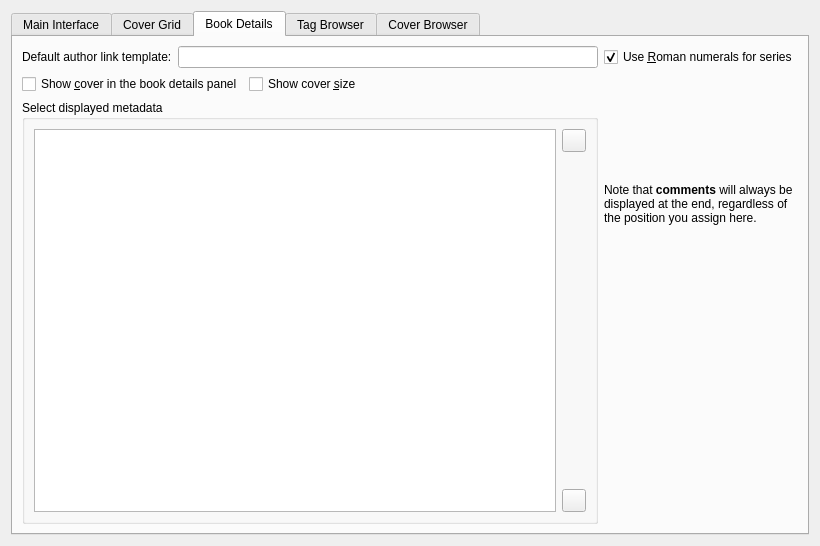
First picture: the form in src/calibre/gui2/preferences/look_feel.ui, repository kovidgoyal/calibre, before the edit.
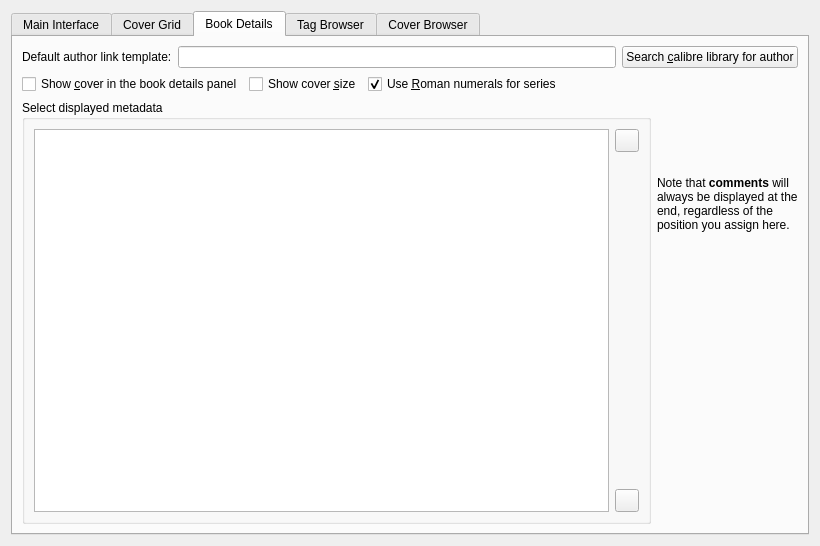
Second picture: the form after the edit. The open tabs and pages were chosen to show the change. Icons and pictures are not drawn. Custom widgets are drawn as their Qt base class.

```diff
--- a/src/calibre/gui2/preferences/look_feel.ui
+++ b/src/calibre/gui2/preferences/look_feel.ui
@@ -623,16 +623,6 @@
          </property>
         </widget>
        </item>
-       <item row="0" column="1">
-        <widget class="QCheckBox" name="opt_use_roman_numerals_for_series_number">
-         <property name="text">
-          <string>Use &amp;Roman numerals for series</string>
-         </property>
-         <property name="checked">
-          <bool>true</bool>
-         </property>
-        </widget>
-       </item>
        <item row="2" column="0" rowspan="2">
         <widget class="QGroupBox" name="groupBox">
          <property name="title">
@@ -684,31 +674,6 @@
          </layout>
         </widget>
        </item>
-       <item row="0" column="0">
-        <layout class="QHBoxLayout">
-         <item>
-          <widget class="QLabel" name="label">
-           <property name="text">
-            <string>Default author link template:</string>
-           </property>
-           <property name="buddy">
-            <cstring>opt_default_author_link</cstring>
-           </property>
-          </widget>
-         </item>
-         <item>
-          <widget class="QLineEdit" name="opt_default_author_link">
-           <property name="toolTip">
-            <string>&lt;p&gt;Enter a template to be used to create a link for
-an author in the books information dialog. This template will
-be used when no link has been provided for the author using
-Manage Authors. You can use the values {author} and
-{author_sort}, and any template function.</string>
-           </property>
-          </widget>
-         </item>
-        </layout>
-       </item>
        <item row="1" column="0" colspan="2">
         <layout class="QHBoxLayout">
          <item>
@@ -728,6 +693,16 @@
            </property>
           </widget>
          </item>
+         <item>
+          <widget class="QCheckBox" name="opt_use_roman_numerals_for_series_number">
+           <property name="text">
+            <string>Use &amp;Roman numerals for series</string>
+           </property>
+           <property name="checked">
+            <bool>true</bool>
+           </property>
+          </widget>
+         </item>
          <item>
           <spacer name="horizontalSpacer_bd1">
            <property name="orientation">
@@ -743,6 +718,41 @@
          </item>
         </layout>
        </item>
+       <item row="0" column="0" colspan="2">
+        <layout class="QHBoxLayout">
+         <item>
+          <widget class="QLabel" name="label">
+           <property name="text">
+            <string>Default author link template:</string>
+           </property>
+           <property name="buddy">
+            <cstring>opt_default_author_link</cstring>
+           </property>
+          </widget>
+         </item>
+         <item>
+          <widget class="QLineEdit" name="opt_default_author_link">
+           <property name="toolTip">
+            <string>&lt;p&gt;Enter a template to be used to create a link for
+an author in the books information dialog. This template will
+be used when no link has been provided for the author using
+Manage Authors. You can use the values {author} and
+{author_sort}, and any template function.</string>
+           </property>
+          </widget>
+         </item>
+         <item>
+          <widget class="QPushButton" name="search_library_for_author_button">
+           <property name="toolTip">
+            <string>Search the calibre library for the author, instead of opening a link</string>
+           </property>
+           <property name="text">
+            <string>Search &amp;calibre library for author</string>
+           </property>
+          </widget>
+         </item>
+        </layout>
+       </item>
       </layout>
      </widget>
      <widget class="QWidget" name="tab_2">
```
